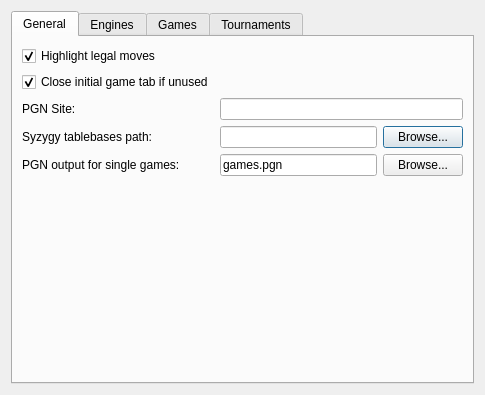
This is projects/gui/ui/settingsdlg.ui in cutechess/cutechess as Qt 5 draws it before an edit. The edited form follows.
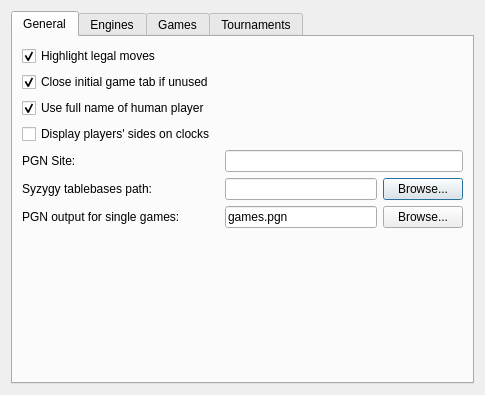
This is the edited form. Custom widgets are drawn as their Qt base class.

Commit message: Added option to use full user name instead of login name Added option to display sides of players on chess clock New Checkboxes to configure these options in General Settings

Patch:
```diff
--- a/projects/gui/ui/settingsdlg.ui
+++ b/projects/gui/ui/settingsdlg.ui
@@ -53,7 +53,7 @@
          </property>
         </widget>
        </item>
-       <item row="2" column="0">
+       <item row="4" column="0">
         <widget class="QLabel" name="m_siteLabel">
          <property name="text">
           <string>PGN Site:</string>
@@ -63,10 +63,10 @@
          </property>
         </widget>
        </item>
-       <item row="2" column="1">
+       <item row="4" column="1">
         <widget class="QLineEdit" name="m_siteEdit"/>
        </item>
-       <item row="3" column="0">
+       <item row="5" column="0">
         <widget class="QLabel" name="m_tbPathLabel">
          <property name="text">
           <string>Syzygy tablebases path:</string>
@@ -76,7 +76,7 @@
          </property>
         </widget>
        </item>
-       <item row="3" column="1">
+       <item row="5" column="1">
         <layout class="QHBoxLayout" name="horizontalLayout">
          <item>
           <widget class="QLineEdit" name="m_tbPathEdit"/>
@@ -90,14 +90,14 @@
          </item>
         </layout>
        </item>
-       <item row="6" column="0">
+       <item row="8" column="0">
         <widget class="QLabel" name="m_defaultPgnOutFileLabel">
          <property name="text">
           <string>PGN output for single games:</string>
          </property>
         </widget>
        </item>
-       <item row="6" column="1">
+       <item row="8" column="1">
         <layout class="QHBoxLayout" name="horizontalLayout_2">
          <item>
           <widget class="QLineEdit" name="m_defaultPgnOutFileEdit">
@@ -118,6 +118,23 @@
          </item>
         </layout>
        </item>
+       <item row="2" column="0">
+        <widget class="QCheckBox" name="m_useFullUserNameCheck">
+         <property name="text">
+          <string>Use full name of human player</string>
+         </property>
+         <property name="checked">
+          <bool>true</bool>
+         </property>
+        </widget>
+       </item>
+       <item row="3" column="0">
+        <widget class="QCheckBox" name="m_playersSidesOnClocksCheck">
+         <property name="text">
+          <string>Display players' sides on clocks </string>
+         </property>
+        </widget>
+       </item>
       </layout>
      </widget>
      <widget class="QWidget" name="m_enginesTab">
```
The commit also changes 4 other files.
